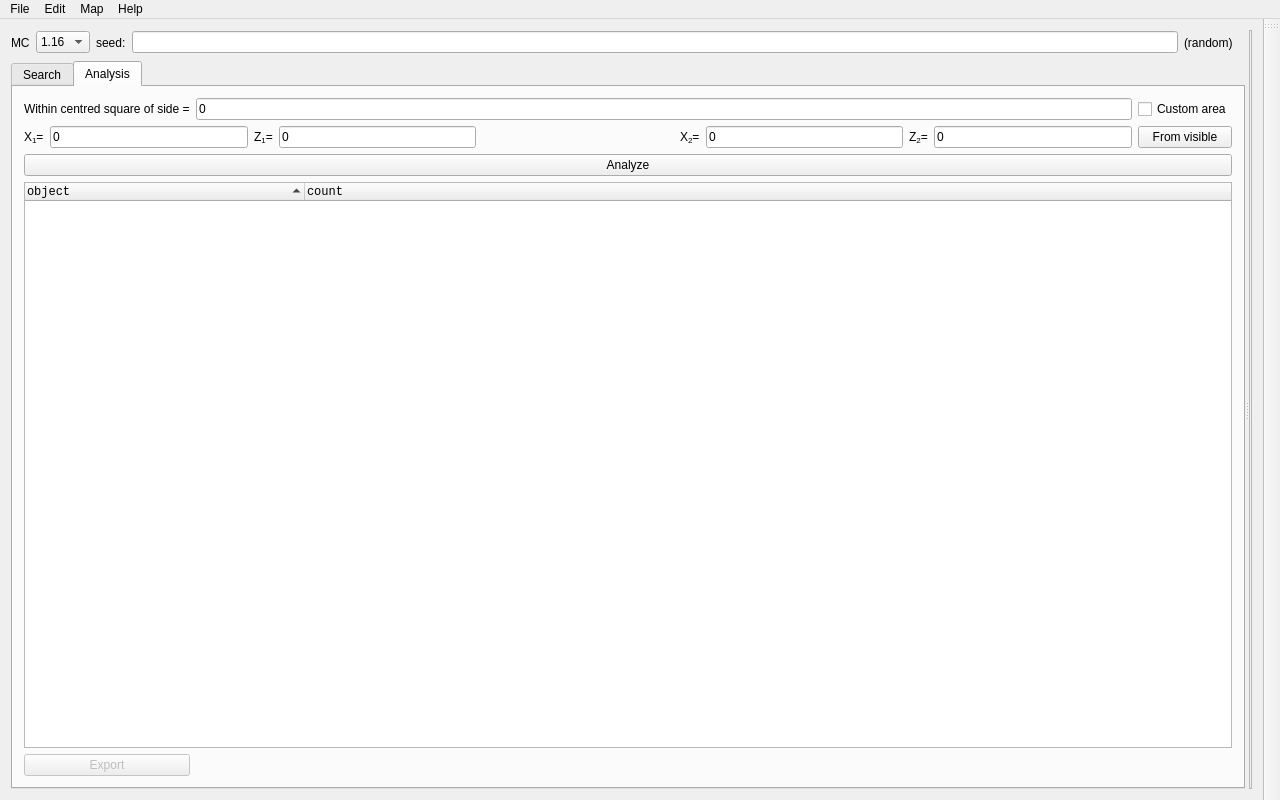
The window that src/mainwindow.ui (Cubitect/cubiomes-viewer) describes before a commit, drawn with Qt 5.
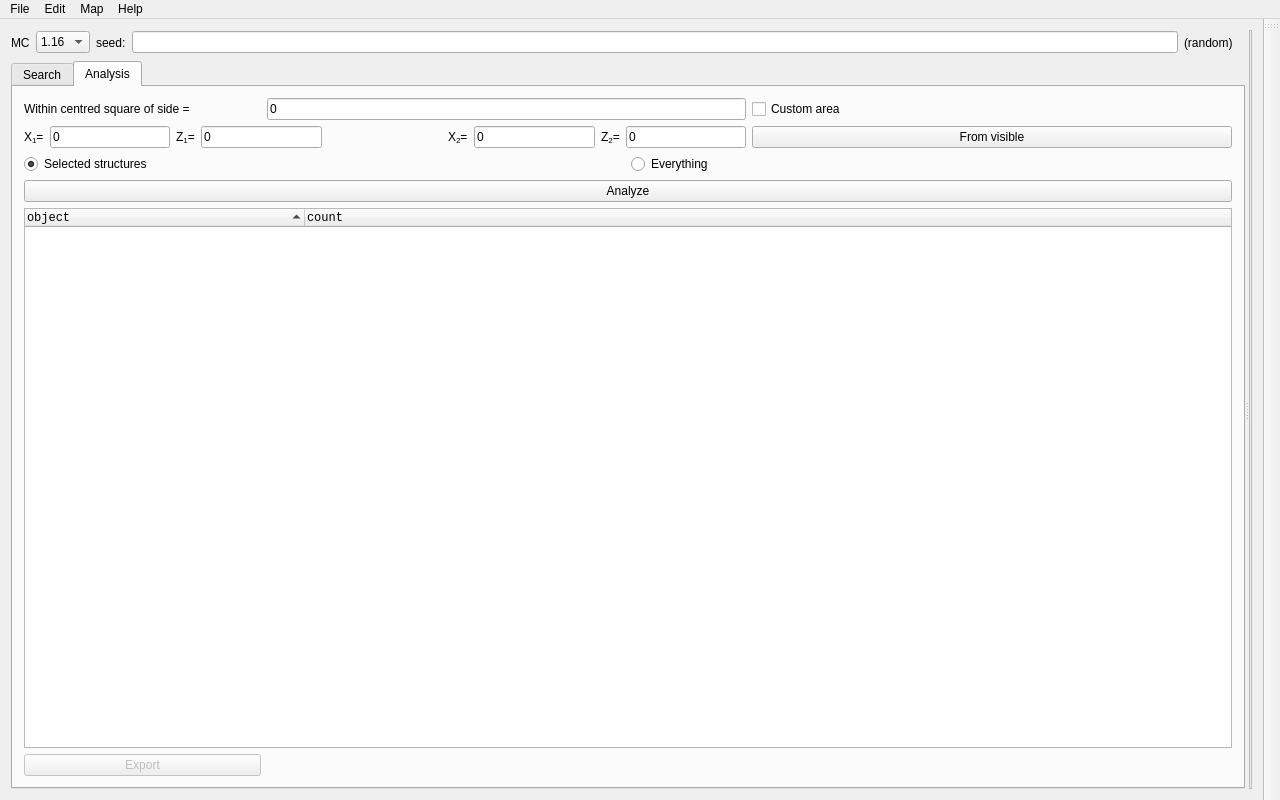
The same window after the commit. The open tabs and pages were chosen to show the change. Icons and pictures are not drawn. Custom widgets are drawn as their Qt base class.

Commit message: Added dimensions! 1) updated cubiomes 2) added Nether and End switcher to map viewer 3) added fortress, bastion and end cities and their finders 4) updated analysis function

The edit to the form file:
```diff
--- a/src/mainwindow.ui
+++ b/src/mainwindow.ui
@@ -283,7 +283,67 @@
             <string>Analysis</string>
            </attribute>
            <layout class="QGridLayout" name="gridLayout_7">
-            <item row="1" column="0" colspan="2">
+            <item row="0" column="1" colspan="2">
+             <widget class="QLineEdit" name="lineRadius">
+              <property name="text">
+               <string>0</string>
+              </property>
+             </widget>
+            </item>
+            <item row="6" column="0">
+             <widget class="QPushButton" name="buttonExport">
+              <property name="enabled">
+               <bool>false</bool>
+              </property>
+              <property name="text">
+               <string>Export</string>
+              </property>
+             </widget>
+            </item>
+            <item row="5" column="0" colspan="5">
+             <widget class="QTreeWidget" name="treeAnalysis">
+              <property name="minimumSize">
+               <size>
+                <width>0</width>
+                <height>20</height>
+               </size>
+              </property>
+              <property name="font">
+               <font>
+                <family>Monospace</family>
+               </font>
+              </property>
+              <property name="editTriggers">
+               <set>QAbstractItemView::NoEditTriggers</set>
+              </property>
+              <property name="dragDropMode">
+               <enum>QAbstractItemView::NoDragDrop</enum>
+              </property>
+              <property name="selectionMode">
+               <enum>QAbstractItemView::ExtendedSelection</enum>
+              </property>
+              <property name="sortingEnabled">
+               <bool>true</bool>
+              </property>
+              <property name="columnCount">
+               <number>2</number>
+              </property>
+              <attribute name="headerDefaultSectionSize">
+               <number>280</number>
+              </attribute>
+              <column>
+               <property name="text">
+                <string>object</string>
+               </property>
+              </column>
+              <column>
+               <property name="text">
+                <string>count</string>
+               </property>
+              </column>
+             </widget>
+            </item>
+            <item row="1" column="0" colspan="3">
              <layout class="QHBoxLayout" name="layoutArea">
               <item>
                <widget class="QLabel" name="labelX1">
@@ -380,6 +440,13 @@
               </item>
              </layout>
             </item>
+            <item row="1" column="3" colspan="2">
+             <widget class="QPushButton" name="buttonFromVisible">
+              <property name="text">
+               <string>From visible</string>
+              </property>
+             </widget>
+            </item>
             <item row="0" column="0">
              <widget class="QLabel" name="labelSquareArea">
               <property name="text">
@@ -387,31 +454,7 @@
               </property>
              </widget>
             </item>
-            <item row="4" column="0">
-             <widget class="QPushButton" name="buttonExport">
-              <property name="enabled">
-               <bool>false</bool>
-              </property>
-              <property name="text">
-               <string>Export</string>
-              </property>
-             </widget>
-            </item>
-            <item row="2" column="0" colspan="4">
-             <widget class="QPushButton" name="buttonAnalysis">
-              <property name="text">
-               <string>Analyze</string>
-              </property>
-             </widget>
-            </item>
-            <item row="0" column="1">
-             <widget class="QLineEdit" name="lineRadius">
-              <property name="text">
-               <string>0</string>
-              </property>
-             </widget>
-            </item>
-            <item row="0" column="2" colspan="2">
+            <item row="0" column="3" colspan="2">
              <widget class="QCheckBox" name="cboxArea">
               <property name="toolTip">
                <string>Specify manual rectangle rather than square</string>
@@ -424,56 +467,34 @@
               </property>
              </widget>
             </item>
-            <item row="3" column="0" colspan="4">
-             <widget class="QTreeWidget" name="treeAnalysis">
-              <property name="minimumSize">
-               <size>
-                <width>0</width>
-                <height>20</height>
-               </size>
-              </property>
-              <property name="font">
-               <font>
-                <family>Monospace</family>
-               </font>
-              </property>
-              <property name="editTriggers">
-               <set>QAbstractItemView::NoEditTriggers</set>
-              </property>
-              <property name="dragDropMode">
-               <enum>QAbstractItemView::NoDragDrop</enum>
-              </property>
-              <property name="selectionMode">
-               <enum>QAbstractItemView::ExtendedSelection</enum>
-              </property>
-              <property name="sortingEnabled">
-               <bool>true</bool>
-              </property>
-              <property name="columnCount">
-               <number>2</number>
-              </property>
-              <attribute name="headerDefaultSectionSize">
-               <number>280</number>
-              </attribute>
-              <column>
-               <property name="text">
-                <string>object</string>
-               </property>
-              </column>
-              <column>
-               <property name="text">
-                <string>count</string>
-               </property>
-              </column>
-             </widget>
-            </item>
-            <item row="1" column="2" colspan="2">
-             <widget class="QPushButton" name="buttonFromVisible">
+            <item row="4" column="0" colspan="5">
+             <widget class="QPushButton" name="buttonAnalysis">
               <property name="text">
-               <string>From visible</string>
+               <string>Analyze</string>
               </property>
              </widget>
             </item>
+            <item row="2" column="0" colspan="5">
+             <layout class="QHBoxLayout" name="horizontalLayout">
+              <item>
+               <widget class="QRadioButton" name="radioStructs">
+                <property name="text">
+                 <string>Selected structures</string>
+                </property>
+                <property name="checked">
+                 <bool>true</bool>
+                </property>
+               </widget>
+              </item>
+              <item>
+               <widget class="QRadioButton" name="radioEverything">
+                <property name="text">
+                 <string>Everything</string>
+                </property>
+               </widget>
+              </item>
+             </layout>
+            </item>
            </layout>
           </widget>
          </widget>
```
Left out of the diff: 20 changed lines with no effect on the pictures. The commit also changes 23 other files.
